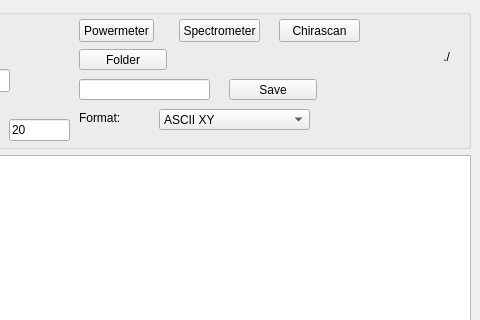
Above: laborIott/procedures/Chira_excit/Excit.ui from Kassikakk/laborIott before the change; both pictures show x 320 to 800 and y 0 to 320 of the 800 by 642 pixel window. Below: the same form after it.
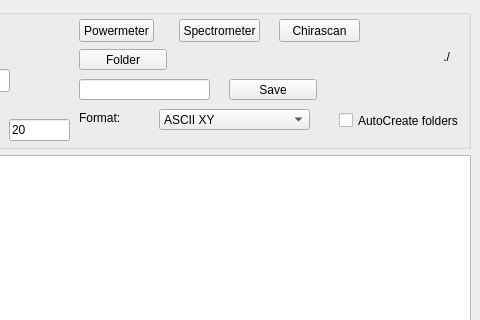
That is the form after the change. Custom widgets are drawn as their Qt base class.

Commit message: Chira_excit refactor and autofolders

What changed in the file:
```diff
--- a/laborIott/procedures/Chira_excit/Excit.ui
+++ b/laborIott/procedures/Chira_excit/Excit.ui
@@ -325,6 +325,19 @@
         <string>Chirascan</string>
        </property>
       </widget>
+      <widget class="QCheckBox" name="autoFolderChk">
+       <property name="geometry">
+        <rect>
+         <x>650</x>
+         <y>100</y>
+         <width>131</width>
+         <height>23</height>
+        </rect>
+       </property>
+       <property name="text">
+        <string>AutoCreate folders</string>
+       </property>
+      </widget>
      </widget>
     </item>
     <item>
```
Left out of the diff: 2 changed lines with no effect on the pictures. The commit also changes 7 other files.
